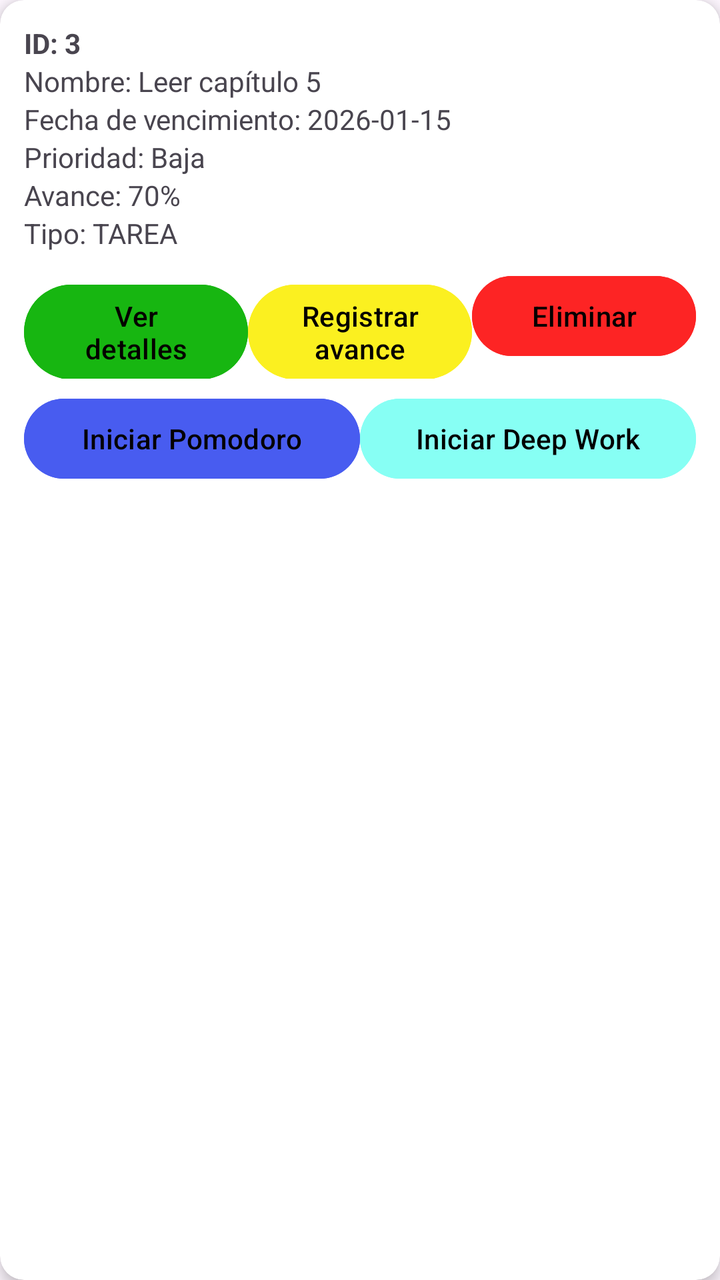
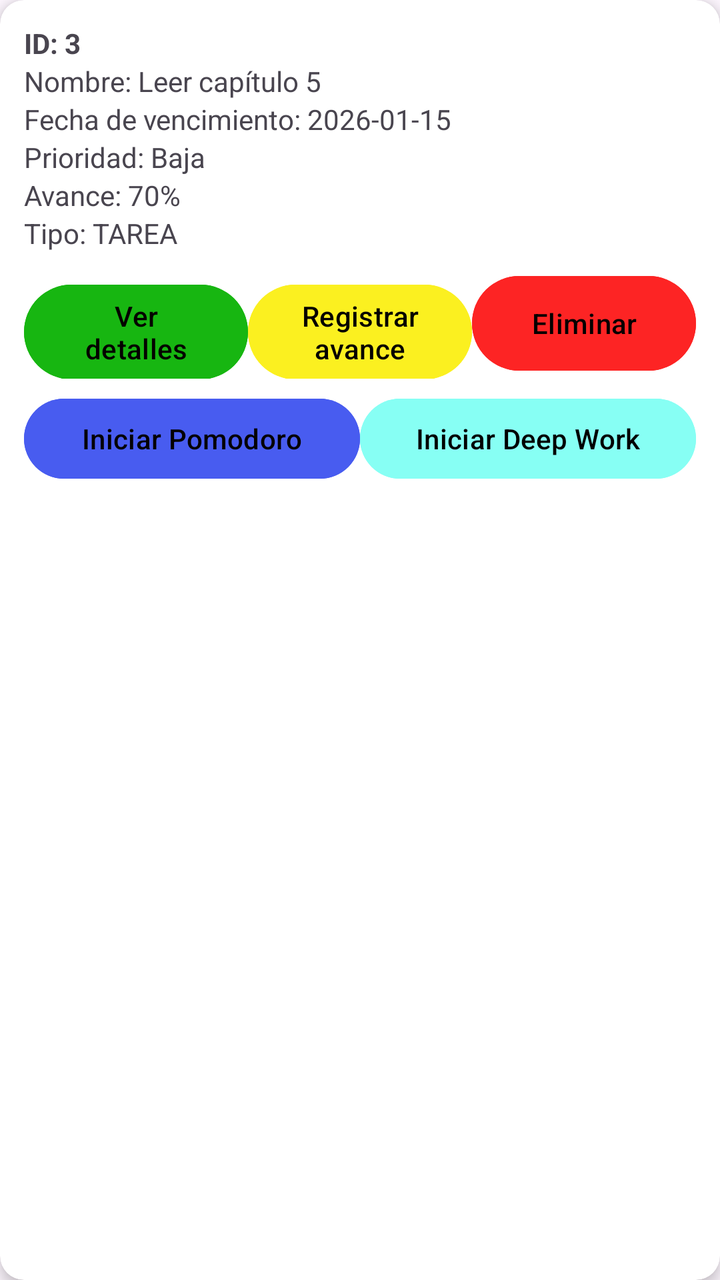

Compare the two renders of this Android layout. The source of the first and the diff that turns it into the second are given below.
<!-- AndroidManifest.xml: application theme Theme.AplicacionG8 -->
<!-- res/layout/item_actividad.xml -->
<?xml version="1.1" encoding="utf-8"?>
<androidx.cardview.widget.CardView
    xmlns:android="http://schemas.android.com/apk/res/android"
    xmlns:app="http://schemas.android.com/apk/res-auto"
    android:layout_width="match_parent"
    android:layout_height="wrap_content"
    android:layout_margin="10dp"
    app:cardCornerRadius="12dp"
    app:cardElevation="4dp">

    <LinearLayout
        android:id="@+id/itemID_actividad"
        android:layout_width="match_parent"
        android:layout_height="wrap_content"
        android:orientation="vertical"
        android:padding="12dp">

        
        <TextView
            android:id="@+id/txtId"
            android:layout_width="wrap_content"
            android:layout_height="wrap_content"
            android:text="ID: 3"
            android:textStyle="bold" />

        <TextView
            android:id="@+id/txtNombre"
            android:layout_width="match_parent"
            android:layout_height="wrap_content"
            android:text="Nombre: Leer capítulo 5" />

        <TextView
            android:id="@+id/txtFecha"
            android:layout_width="wrap_content"
            android:layout_height="wrap_content"
            android:text="Fecha de vencimiento: 2026-01-15" />

        <TextView
            android:id="@+id/txtPrioridad"
            android:layout_width="wrap_content"
            android:layout_height="wrap_content"
            android:text="Prioridad: Baja" />

        <TextView
            android:id="@+id/txtAvance"
            android:layout_width="wrap_content"
            android:layout_height="wrap_content"
            android:text="Avance: 70%" />

        <TextView
            android:id="@+id/txtTipo"
            android:layout_width="wrap_content"
            android:layout_height="wrap_content"
            android:text="Tipo: TAREA" />

        
        <LinearLayout
            android:layout_width="match_parent"
            android:layout_height="wrap_content"
            android:layout_marginTop="8dp"
            android:orientation="horizontal">

            <Button
                android:id="@+id/btnDetalles"
                android:layout_width="0dp"
                android:layout_height="wrap_content"
                android:layout_weight="1"
                android:backgroundTint="#17B611"
                android:text="Ver detalles"
                android:textColor="#040000"/>

            <Button
                android:id="@+id/btnAvance"
                android:layout_width="0dp"
                android:layout_height="wrap_content"
                android:layout_weight="1"
                android:backgroundTint="#FBF020"
                android:text="Registrar avance"
                android:textColor="#040000" />

            <Button
                android:id="@+id/btnEliminar"
                android:layout_width="0dp"
                android:layout_height="wrap_content"
                android:layout_weight="1"
                android:backgroundTint="#FD2424"
                android:text="Eliminar"
                android:textColor="#040000"/>
        </LinearLayout>

        
        <LinearLayout
            android:layout_width="match_parent"
            android:layout_height="wrap_content"
            android:layout_marginTop="6dp"
            android:orientation="horizontal">

            <Button
                android:id="@+id/btnPomodoro"
                android:layout_width="0dp"
                android:layout_height="wrap_content"
                android:layout_weight="1"
                android:backgroundTint="#485CF0"
                android:text="Iniciar Pomodoro"
                android:textColor="#040000"/>

            <Button
                android:id="@+id/btnDeepWork"
                android:layout_width="0dp"
                android:layout_height="wrap_content"
                android:layout_weight="1"
                android:backgroundTint="#87FFF4"
                android:text="Iniciar Deep Work"
                android:textColor="#000000" />
        </LinearLayout>

    </LinearLayout>
</androidx.cardview.widget.CardView>
<!-- resources referenced by this layout -->
<resources>
  <style name="Theme.AplicacionG8" parent="Base.Theme.AplicacionG8" />
  <style name="Base.Theme.AplicacionG8" parent="Theme.Material3.DayNight.NoActionBar">
          
          
      </style>
</resources>

<!-- the commit's change to res/layout/item_actividad.xml (unified diff, before → after) -->
@@ -81,11 +81,11 @@
             <Button
                 android:id="@+id/btnEliminar"
                 android:layout_width="0dp"
-                android:layout_height="wrap_content"
+                android:layout_height="match_parent"
                 android:layout_weight="1"
                 android:backgroundTint="#FD2424"
                 android:text="Eliminar"
-                android:textColor="#040000"/>
+                android:textColor="#040000" />
         </LinearLayout>
 
         
